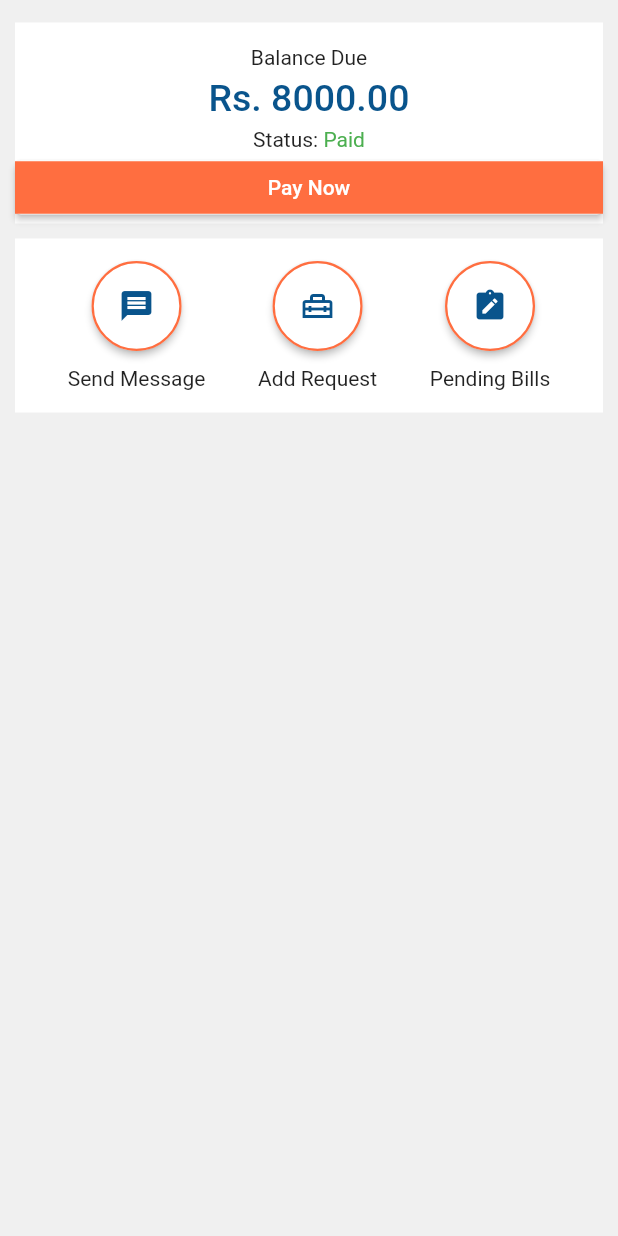
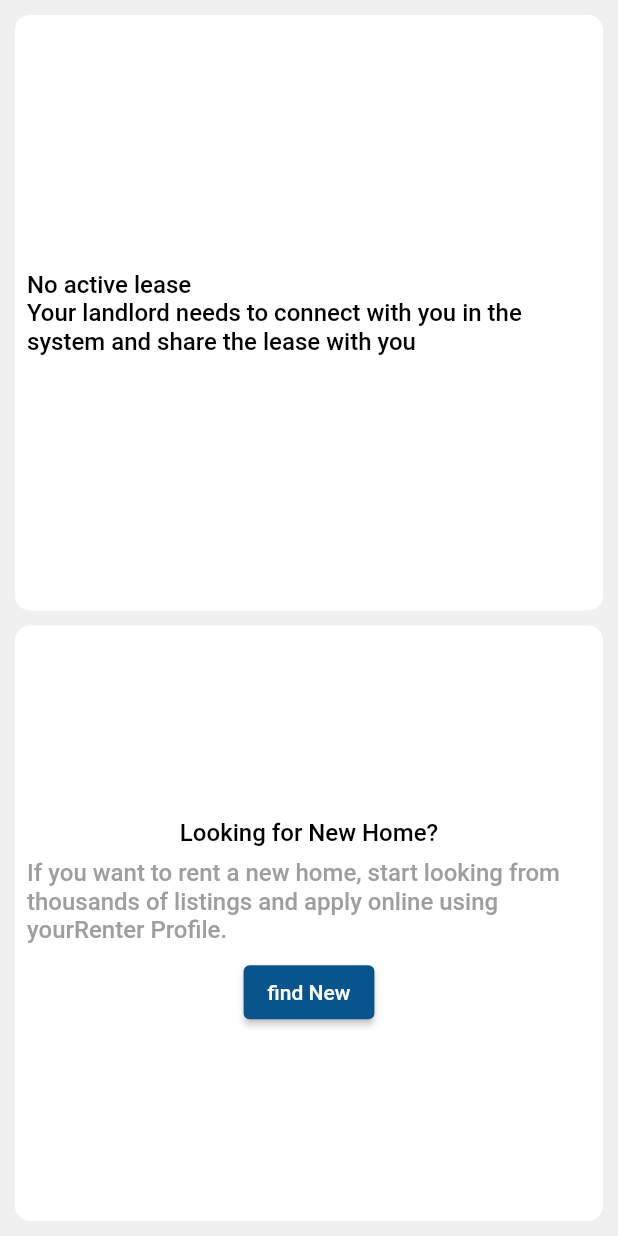
Before and after one commit to Praditya-7/gharbeti_ui, a Flutter app: the TenantHomeScreenRegistered screen opened by its route, on a phone screen of 412 x 824 dp. Run offline on Flutter 3.47's test engine with Material 2 defaults, Android fonts, the phone set to English and light mode, and no system bars; our stand-ins replace cloud_firestore, firebase_core, geolocator, google_maps_flutter, google_nav_bar, shared_preferences; accounts and stored records are empty; Roboto replaces fonts that are missing (Poppins).

Commit message:
Unregistered tenant page

```diff
--- a/lib/tenant/home_screen_registered.dart
+++ b/lib/tenant/home_screen_registered.dart
@@ -1,6 +1,9 @@
 // ignore_for_file: prefer_const_constructors
 
 import 'package:flutter/material.dart';
+import 'package:gharbeti_ui/shared/color.dart';
+import 'package:gharbeti_ui/shared/widget/build_text.dart';
+import 'package:gharbeti_ui/tenant/discover/discover_screen.dart';
 
 class TenantHomeScreenRegistered extends StatefulWidget {
   static String route = '/homeScreenRegistered';
@@ -8,10 +11,13 @@ class TenantHomeScreenRegistered extends StatefulWidget {
   const TenantHomeScreenRegistered({Key? key}) : super(key: key);
 
   @override
-  _TenantHomeScreenRegisteredState createState() => _TenantHomeScreenRegisteredState();
+  _TenantHomeScreenRegisteredState createState() =>
+      _TenantHomeScreenRegisteredState();
 }
 
-class _TenantHomeScreenRegisteredState extends State<TenantHomeScreenRegistered> {
+class _TenantHomeScreenRegisteredState
+    extends State<TenantHomeScreenRegistered> {
+  String tenantStatus = "unregistered";
   int dueBalance = 8000;
   String status = 'Paid';
   late String balance = dueBalance.toString();
@@ -22,10 +28,15 @@ class _TenantHomeScreenRegisteredState extends State<TenantHomeScreenRegistered>
       backgroundColor: Color.fromRGBO(240, 240, 240, 1),
       // appBar: ReusableWidgets.getAppBar(title),
       body: SafeArea(
+        child: Container(
+          margin: EdgeInsets.all(10.0),
           child: Column(
             mainAxisAlignment: MainAxisAlignment.start,
             children: [
-            Container(
+              tenantStatus == 'unregistered'
+                  ? _getNoLeaseWidget("No active lease",
+                      "Your landlord needs to connect with you in the system and share the lease with you")
+                  : Container(
                       color: Colors.white,
                       margin: EdgeInsets.fromLTRB(10, 15.0, 10, 10),
                       padding: EdgeInsets.fromLTRB(0, 15.0, 0, 0),
@@ -54,7 +65,9 @@ class _TenantHomeScreenRegisteredState extends State<TenantHomeScreenRegistered>
                               Text(
                                 status,
                                 style: TextStyle(
-                          color: status == 'Paid' ? Colors.green : Colors.red,
+                                  color: status == 'Paid'
+                                      ? Colors.green
+                                      : Colors.red,
                                 ),
                               ),
                             ],
@@ -81,7 +94,54 @@ class _TenantHomeScreenRegisteredState extends State<TenantHomeScreenRegistered>
                         ],
                       ),
                     ),
-            Container(
+              SizedBox(height: 10.0),
+              tenantStatus == 'unregistered'
+                  ? Expanded(
+                      child: Container(
+                        decoration: BoxDecoration(
+                          color: Colors.white,
+                          borderRadius: BorderRadius.circular(10),
+                        ),
+                        child: Padding(
+                          padding: const EdgeInsets.all(8.0),
+                          child: Column(
+                            mainAxisAlignment: MainAxisAlignment.center,
+                            children: [
+                              BuildText(
+                                text: "Looking for New Home?",
+                                fontSize: 16,
+                              ),
+                              SizedBox(
+                                height: 8.0,
+                              ),
+                              BuildText(
+                                text:
+                                    "If you want to rent a new home, start looking from thousands of listings and apply online using yourRenter Profile.",
+                                fontSize: 16,
+                                color: Colors.grey,
+                              ),
+                              SizedBox(
+                                height: 8.0,
+                              ),
+                              ElevatedButton(
+                                style: ElevatedButton.styleFrom(
+                                  primary: ColorData.primaryColor,
+                                ),
+                                onPressed: () {
+                                  Navigator.push(
+                                      context,
+                                      MaterialPageRoute(
+                                          builder: (context) =>
+                                              DiscoverTenantScreen()));
+                                },
+                                child: Text("find New"),
+                              )
+                            ],
+                          ),
+                        ),
+                      ),
+                    )
+                  : Container(
                       color: Colors.white,
                       margin: EdgeInsets.fromLTRB(10, 0.0, 10, 15),
                       padding: EdgeInsets.fromLTRB(0, 15.0, 0, 15),
@@ -164,6 +224,26 @@ class _TenantHomeScreenRegisteredState extends State<TenantHomeScreenRegistered>
             ],
           ),
         ),
+      ),
+    );
+  }
+
+  Widget _getNoLeaseWidget(String title, String title2) {
+    return Expanded(
+      child: Container(
+        decoration: BoxDecoration(
+          color: Colors.white,
+          borderRadius: BorderRadius.circular(10),
+        ),
+        child: Center(
+            child: Padding(
+          padding: const EdgeInsets.all(8.0),
+          child: BuildText(
+            text: title + "\n" + title2,
+            fontSize: 16,
+          ),
+        )),
+      ),
     );
   }
 }
```
Lines whose indentation alone changed are shown as unchanged.
